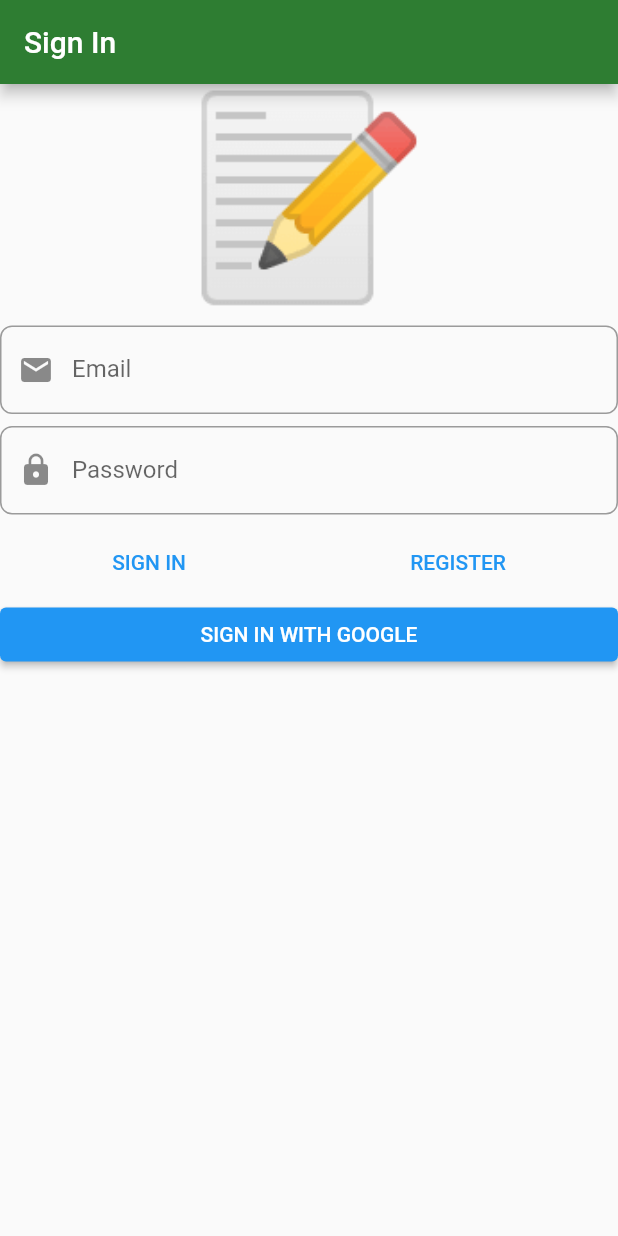
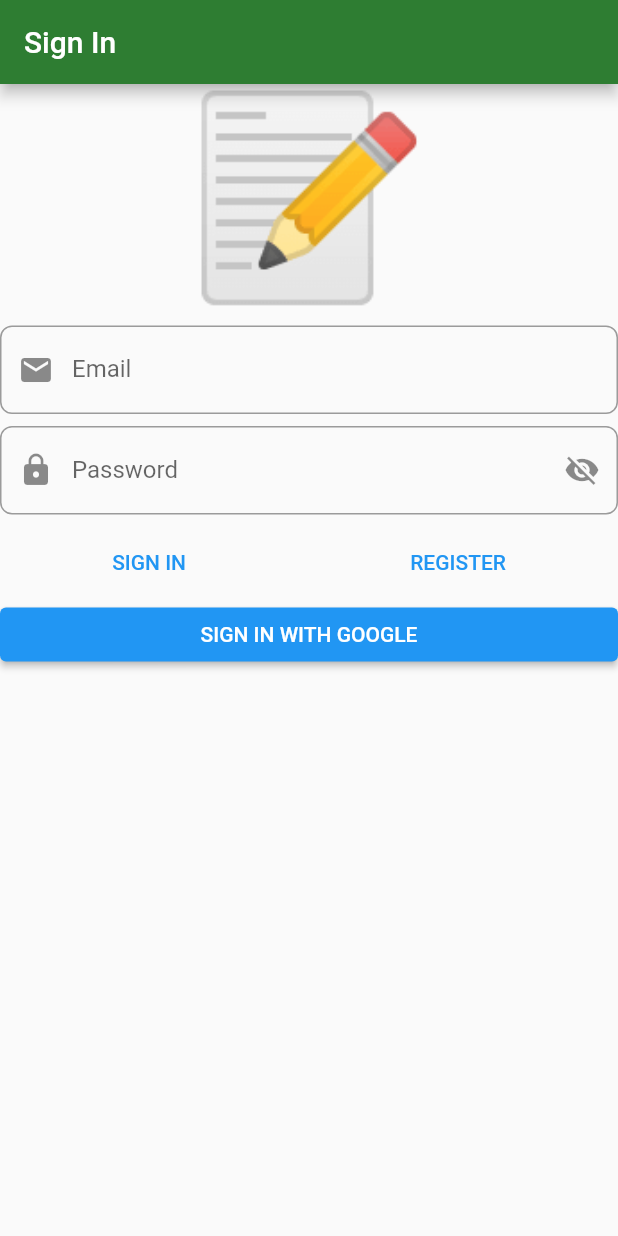
Before and after one commit to Meshkat-Shadik/FirebaseFlutter, a Flutter app: the screen it shows after launch, on a phone screen of 412 x 824 dp. Run offline on Flutter 3.47's test engine with Material 2 defaults, Android fonts, the phone set to English and light mode, and no system bars; our stand-ins replace another_flushbar, bloc, dartz, firebase_auth, firebase_core, flutter_bloc and 4 more; accounts and stored records are empty.

Commit message:
password visible and invisible

```diff
--- a/lib/application/auth/sign_in_form/sign_in_form_bloc.dart
+++ b/lib/application/auth/sign_in_form/sign_in_form_bloc.dart
@@ -27,6 +27,12 @@ class SignInFormBloc extends Bloc<SignInFormEvent, SignInFormState> {
         yield state.copyWith(
           emailAddress: EmailAddress(email: e.email),
           authFailureOrSuccessOption: none(), //resetting the previous response
+        );
+      },
+      showPasswordPressed: (e) async*{
+        yield state.copyWith(
+          showPassword: !e.isShow,
+          authFailureOrSuccessOption: none(),
         );
       },
       passwordChanged: (e) async* {
--- a/lib/application/auth/sign_in_form/sign_in_form_event.dart
+++ b/lib/application/auth/sign_in_form/sign_in_form_event.dart
@@ -12,4 +12,6 @@ class SignInFormEvent with _$SignInFormEvent {
       SignInWithEmailAndPasswordPressed;
   const factory SignInFormEvent.signInWithGooglePressed() =
       SignInWithGooglePressed;
+        const factory SignInFormEvent.showPasswordPressed(bool isShow) =
+      ShowPasswordPressed;
 }
--- a/lib/application/auth/sign_in_form/sign_in_form_state.dart
+++ b/lib/application/auth/sign_in_form/sign_in_form_state.dart
@@ -6,6 +6,7 @@ class SignInFormState with _$SignInFormState {
     required EmailAddress emailAddress,
     required Password password,
     required bool isSubmitting,
+    required bool showPassword,
     required AutovalidateMode showErrorMessages,
     required Option<Either<AuthFailure, Unit>> authFailureOrSuccessOption,
   }) = _SignInFormState;
@@ -14,6 +15,7 @@ class SignInFormState with _$SignInFormState {
         emailAddress: EmailAddress(email: ''),
         password: Password(password: ''),
         isSubmitting: false,
+        showPassword: false,
         showErrorMessages: AutovalidateMode.disabled,
         authFailureOrSuccessOption: none(),
       );
--- a/lib/infrastructure/auth/firebase_auth_facade.dart
+++ b/lib/infrastructure/auth/firebase_auth_facade.dart
@@ -3,7 +3,6 @@ import 'package:firebase_todo/domain/auth/auth_failures.dart';
 import 'package:dartz/dartz.dart';
 import 'package:firebase_todo/domain/auth/i_auth_facade.dart';
 import 'package:firebase_todo/domain/auth/value_objects.dart';
-import 'package:flutter/services.dart';
 import 'package:google_sign_in/google_sign_in.dart';
 import 'package:injectable/injectable.dart';
 
--- a/lib/presentation/sign_in/widgets/sign_in_form.dart
+++ b/lib/presentation/sign_in/widgets/sign_in_form.dart
@@ -70,11 +70,26 @@ class SignInForm extends StatelessWidget {
               ),
               const SizedBox(height: 8),
               TextFormField(
-                decoration: const InputDecoration(
-                  prefixIcon: Icon(Icons.lock),
+                decoration: InputDecoration(
+                  prefixIcon: const Icon(Icons.lock),
                   labelText: 'Password',
+                  suffixIcon: IconButton(
+                    onPressed: () {
+                      context.read<SignInFormBloc>().add(
+                            SignInFormEvent.showPasswordPressed(context
+                                .read<SignInFormBloc>()
+                                .state
+                                .showPassword),
+                          );
+                    },
+                    icon: context.read<SignInFormBloc>().state.showPassword ==
+                            true
+                        ? const Icon(Icons.visibility)
+                        : const Icon(Icons.visibility_off),
+                  ),
                 ),
-                obscureText: true,
+                obscureText:
+                    !!context.read<SignInFormBloc>().state.showPassword,
                 autocorrect: false,
                 onChanged: (value) => context
                     .read<SignInFormBloc>()
```
Also changed, not shown: lib/application/auth/sign_in_form/sign_in_form_bloc.freezed.dart, 2 other files.
